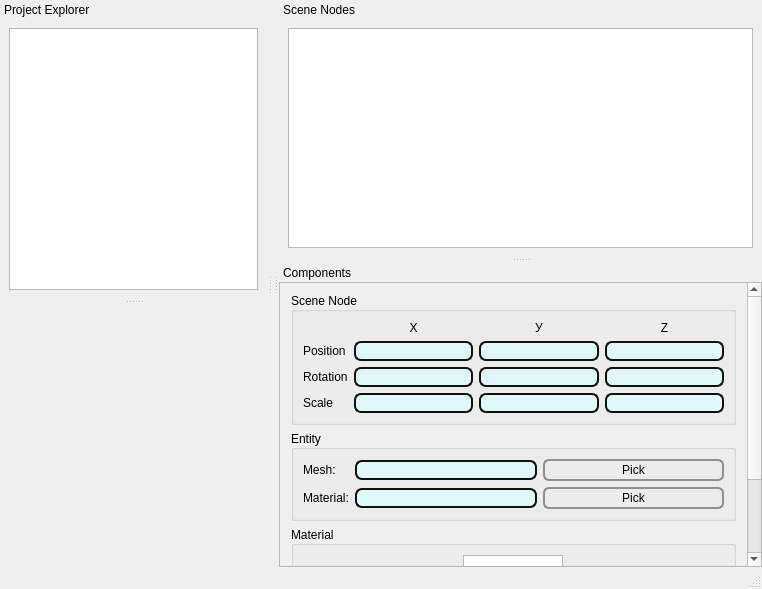
First picture: the form in mainwindow.ui, repository Smiter/Ogre_editor, before the edit.
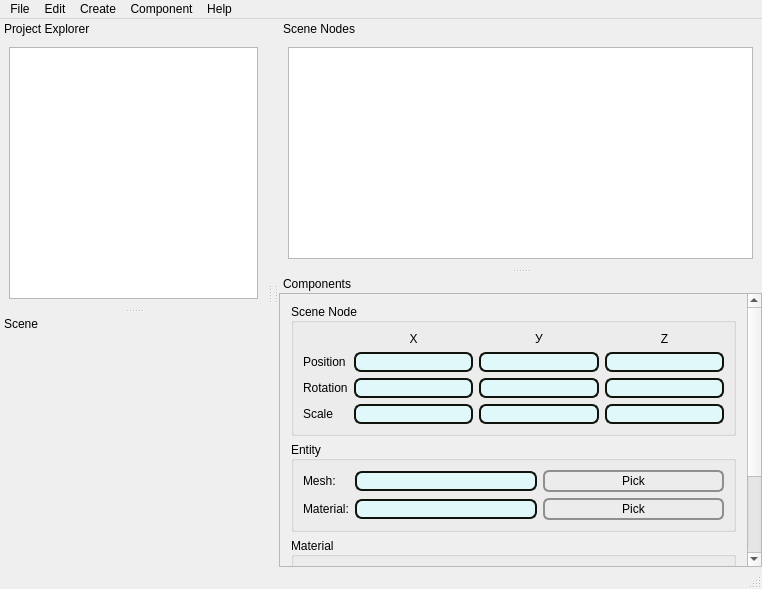
Second picture: the form after the edit.

Diff of the .ui file:
```diff
--- a/mainwindow.ui
+++ b/mainwindow.ui
@@ -30,9 +30,40 @@
      <x>0</x>
      <y>0</y>
      <width>762</width>
-     <height>20</height>
+     <height>21</height>
     </rect>
    </property>
+   <widget class="QMenu" name="menuFile">
+    <property name="title">
+     <string>File</string>
+    </property>
+   </widget>
+   <widget class="QMenu" name="menuEdit">
+    <property name="title">
+     <string>Edit</string>
+    </property>
+   </widget>
+   <widget class="QMenu" name="menuCreate">
+    <property name="title">
+     <string>Create</string>
+    </property>
+    <addaction name="actionCreate_default_mesh"/>
+   </widget>
+   <widget class="QMenu" name="menuComponent">
+    <property name="title">
+     <string>Component</string>
+    </property>
+   </widget>
+   <widget class="QMenu" name="menuHelp">
+    <property name="title">
+     <string>Help</string>
+    </property>
+   </widget>
+   <addaction name="menuFile"/>
+   <addaction name="menuEdit"/>
+   <addaction name="menuCreate"/>
+   <addaction name="menuComponent"/>
+   <addaction name="menuHelp"/>
   </widget>
   <widget class="QStatusBar" name="statusbar"/>
   <widget class="QDockWidget" name="projExplorerGUI">
@@ -44,8 +75,8 @@
    </property>
    <property name="minimumSize">
     <size>
-     <width>82</width>
-     <height>103</height>
+     <width>91</width>
+     <height>113</height>
     </size>
    </property>
    <property name="maximumSize">
@@ -116,7 +147,7 @@
    <property name="minimumSize">
     <size>
      <width>103</width>
-     <height>103</height>
+     <height>113</height>
     </size>
    </property>
    <property name="floating">
@@ -225,7 +256,7 @@
          <rect>
           <x>0</x>
           <y>0</y>
-          <width>368</width>
+          <width>449</width>
           <height>375</height>
          </rect>
         </property>
@@ -763,6 +794,12 @@
                     <height>100</height>
                    </size>
                   </property>
+                  <property name="verticalScrollBarPolicy">
+                   <enum>Qt::ScrollBarAlwaysOff</enum>
+                  </property>
+                  <property name="horizontalScrollBarPolicy">
+                   <enum>Qt::ScrollBarAlwaysOff</enum>
+                  </property>
                   <property name="alignment">
                    <set>Qt::AlignCenter</set>
                   </property>
@@ -801,6 +838,9 @@
    <property name="allowedAreas">
     <set>Qt::BottomDockWidgetArea|Qt::LeftDockWidgetArea|Qt::RightDockWidgetArea</set>
    </property>
+   <property name="windowTitle">
+    <string>Scene</string>
+   </property>
    <attribute name="dockWidgetArea">
     <number>1</number>
    </attribute>
```
Left out of the diff: 11 changed lines with no effect on the pictures.
